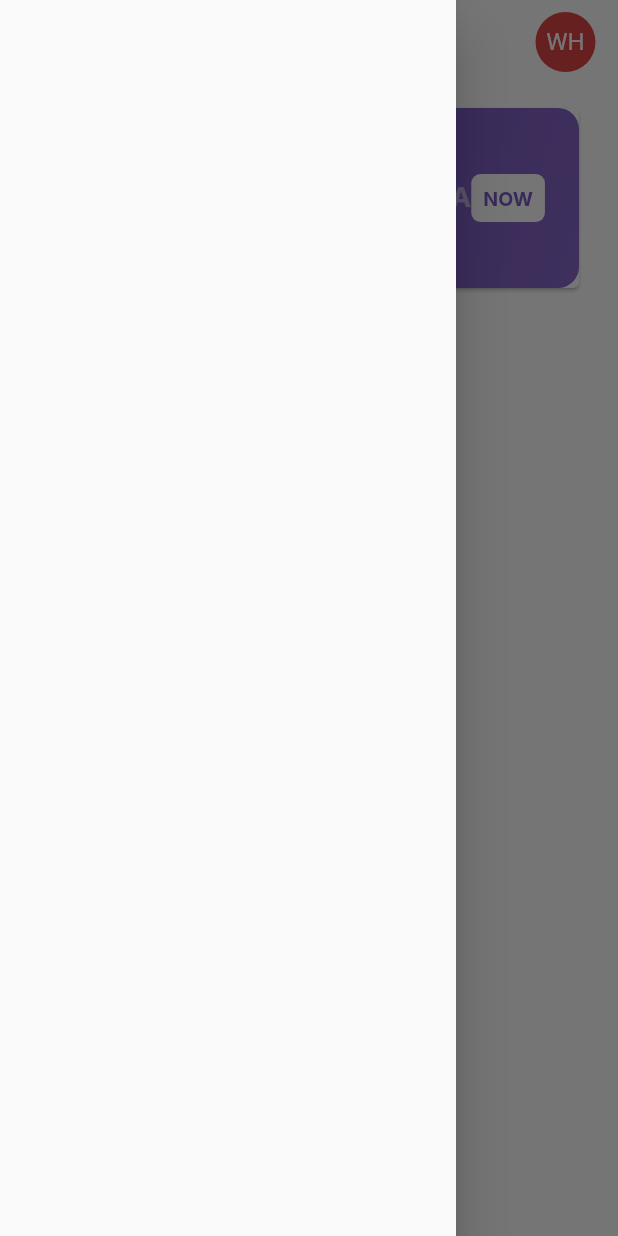
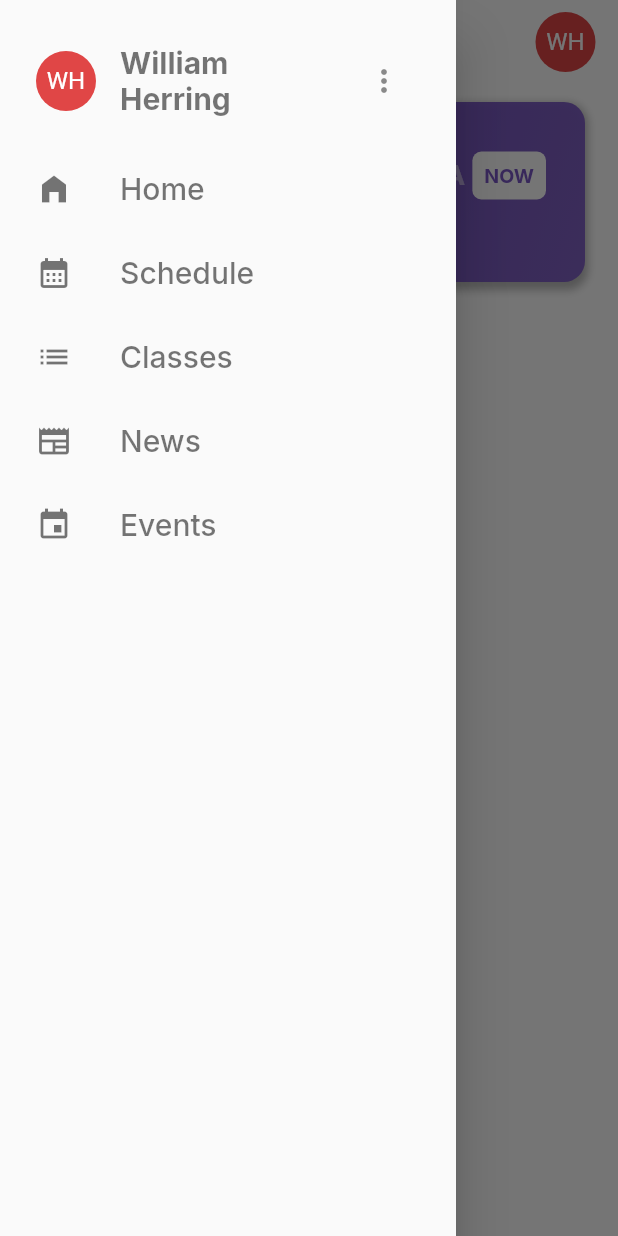
Before and after one commit to william-herring/cohort, a Flutter app: the HomeScreen screen opened by its route, with the side drawer open, on a phone screen of 412 x 824 dp. Run offline on Flutter 3.47's test engine with Material 2 defaults, Android fonts, the phone set to English and light mode, and no system bars; our stand-ins replace google_fonts.

Commit message:
navigation drawer layout

```diff
--- a/app/lib/screens/home.dart
+++ b/app/lib/screens/home.dart
@@ -8,9 +8,71 @@ class HomeScreen extends StatelessWidget {
     return Scaffold(
       backgroundColor: Colors.white,
       drawer: Drawer(
-        child: ListView(
-          children: [
-          ],
+        child: Padding(
+          padding: const EdgeInsets.symmetric(vertical: 26.0, horizontal: 8.0),
+          child: ListView(
+            shrinkWrap: true,
+            children: [
+              ListTile(
+                onTap: () {},
+                leading: CircleAvatar(
+                  backgroundColor: Color.fromRGBO(224, 70, 70, 1),
+                  child: Text('WH', style: TextStyle(color: Colors.white)),
+                  radius: 20.00,
+                ),
+                title: Text('William Herring', style: TextStyle(
+                    color: Colors.black54,
+                    fontSize: 20.0,
+                    fontWeight: FontWeight.bold
+                )),
+                trailing: IconButton(
+                  icon: Icon(Icons.more_vert),
+                  onPressed: () {},
+                ),
+              ),
+              SizedBox(height: 16.0),
+              ListTile(
+                onTap: () {},
+                leading: Icon(Icons.home_filled, color: Colors.black54),
+                title: Text('Home', style: TextStyle(
+                    color: Colors.black54,
+                    fontSize: 20.0
+                )),
+              ),
+              ListTile(
+                onTap: () {},
+                leading: Icon(Icons.calendar_month, color: Colors.black54),
+                title: Text('Schedule', style: TextStyle(
+                    color: Colors.black54,
+                    fontSize: 20.0
+                )),
+              ),
+              ListTile(
+                onTap: () {},
+                leading: Icon(Icons.list, color: Colors.black54),
+                title: Text('Classes', style: TextStyle(
+                    color: Colors.black54,
+                    fontSize: 20.0
+                )),
+              ),
+              ListTile(
+                onTap: () {},
+                leading: Icon(Icons.newspaper, color: Colors.black54),
+                title: Text('News', style: TextStyle(
+                    color: Colors.black54,
+                    fontSize: 20.0
+                )),
+              ),
+              ListTile(
+                onTap: () {},
+                leading: Icon(Icons.event, color: Colors.black54),
+                title: Text('Events', style: TextStyle(
+                    color: Colors.black54,
+                    fontSize: 20.0
+                )),
+              ),
+            ],
+          ),
         ),
       ),
       appBar: AppBar(
@@ -34,8 +96,9 @@ class HomeScreen extends StatelessWidget {
           child: Column(
             crossAxisAlignment: CrossAxisAlignment.center,
             children: [
-              Card(
-                child: Container(
+              InkWell(
+                onTap: () {},
+                child: Ink(
                     padding: EdgeInsets.all(26.0),
                     width: MediaQuery.of(context).size.width,
                     height: 120,
@@ -47,11 +110,20 @@ class HomeScreen extends StatelessWidget {
                           Color.fromRGBO(123, 88, 198, 0.9)
                         ],
                         begin: Alignment.topLeft,
-                        end: Alignment.bottomRight
-                      )
+                        end: Alignment.bottomRight,
+                      ),
+                      boxShadow: [
+                        BoxShadow(
+                          color: Colors.grey.withOpacity(0.7),
+                          blurRadius: 4,
+                          spreadRadius: 2,
+                          offset: Offset(0, 3),
+                        ),
+                      ],
                     ),
                     child: Column(
                       mainAxisAlignment: MainAxisAlignment.center,
+                      crossAxisAlignment: CrossAxisAlignment.start,
                       children: [
                         Row(
                           children: [
@@ -82,7 +154,12 @@ class HomeScreen extends StatelessWidget {
                               ),
                             )
                           ],
-                        )
+                        ),
+                        Text('S10', style: TextStyle(
+                            color: Colors.white.withOpacity(0.5),
+                            fontWeight: FontWeight.bold,
+                            fontSize: 18.0,
+                        ))
                       ],
                     )
                 ),
```
